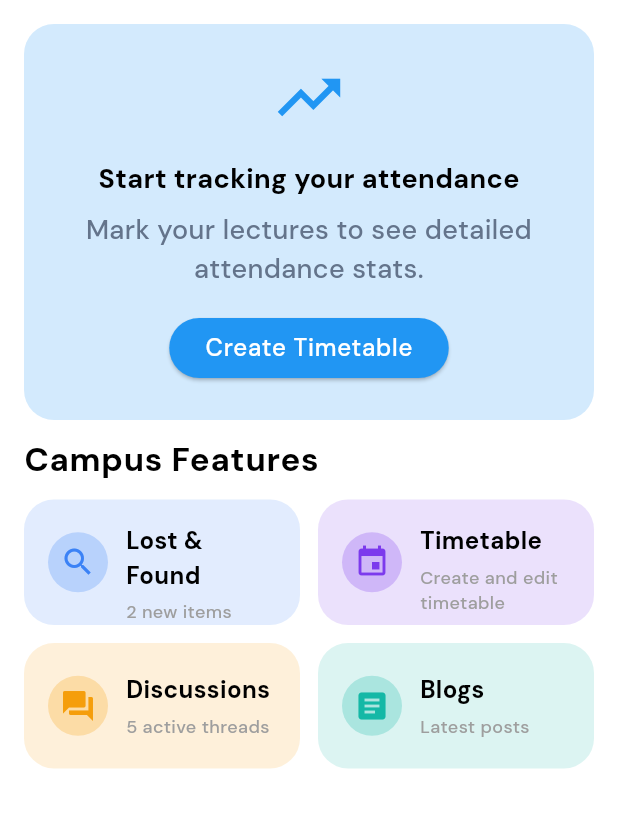
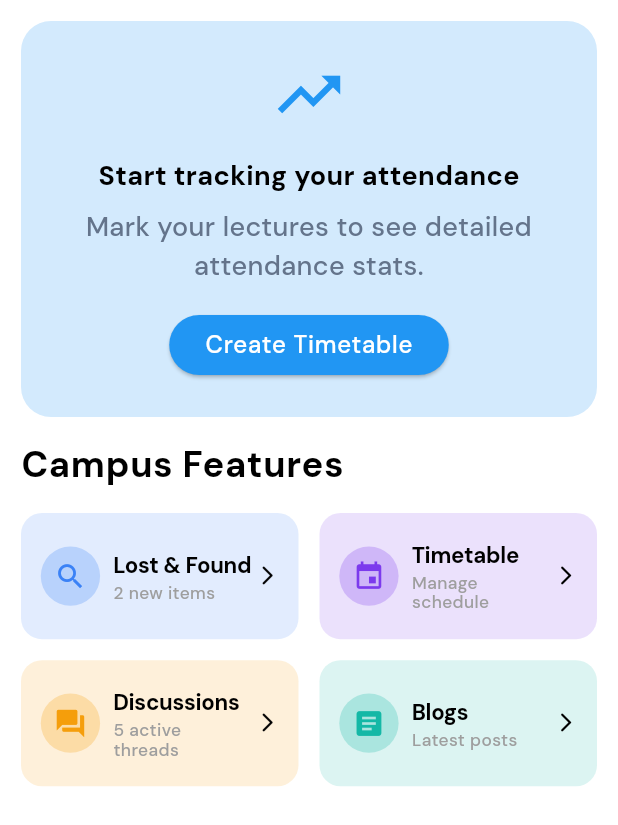
Before and after one commit to AmeyR1202/Campus_Connect, a Flutter app: the HomePage screen opened directly, on a phone screen of 412 x 824 dp. Shown: the top 825 px of the screen. Run offline on Flutter 3.47's test engine with Material 3 defaults, Android fonts, the light colour scheme and no system bars; our stand-ins replace bloc_concurrency, cloud_firestore, equatable, firebase_auth, firebase_core, flutter_bloc and 5 more; accounts and stored records are empty.

Commit message:
refactor ui: Added UI breakpoints and made app responsive

```diff
--- a/analysis_options.yaml
+++ b/analysis_options.yaml
@@ -8,6 +8,12 @@
 # The following line activates a set of recommended lints for Flutter apps,
 # packages, and plugins designed to encourage good coding practices.
 include: package:flutter_lints/flutter.yaml
+
+analyzer:
+  exclude:
+    - build/**
+    - .dart_tool/**
+    - ios/.symlinks/**
 
 linter:
   # The lint rules applied to this project can be customized in the
--- /dev/null
+++ b/lib/core/layout/app_spacing.dart
@@ -0,0 +1,40 @@
+import 'package:flutter/material.dart';
+import 'device_breakpoints.dart';
+
+class AppSpacing {
+  static const double sm = 8.0;
+  static const double md = 14.0;
+  static const double lg = 22.0;
+  static const double xl = 28.0;
+
+  static double padding(BuildContext context) {
+    switch (DeviceBreakpoints.getDeviceType(context)) {
+      case DeviceType.mobileSmall:
+      case DeviceType.mobile:
+        return 14.0;
+      case DeviceType.tablet:
+        return 22.0;
+      case DeviceType.desktop:
+        return 28.0;
+    }
+  }
+
+  static double radius(BuildContext context) {
+    switch (DeviceBreakpoints.getDeviceType(context)) {
+      case DeviceType.mobileSmall:
+      case DeviceType.mobile:
+        return 14.0;
+      case DeviceType.tablet:
+      case DeviceType.desktop:
+        return 18.0;
+    }
+  }
+
+  // Smooth scalar for fonts avoiding excessive sizes on tablet
+  static double scale(BuildContext context, double base) {
+    double width = MediaQuery.sizeOf(context).width;
+    double scaleFactor = width / 375.0;
+    scaleFactor = scaleFactor.clamp(0.85, 1.25);
+    return base * scaleFactor;
+  }
+}
--- /dev/null
+++ b/lib/core/layout/device_breakpoints.dart
@@ -0,0 +1,19 @@
+import 'package:flutter/material.dart';
+
+enum DeviceType {
+  mobileSmall,
+  mobile,
+  tablet,
+  desktop,
+}
+
+class DeviceBreakpoints {
+  static DeviceType getDeviceType(BuildContext context) {
+    double width = MediaQuery.sizeOf(context).width;
+
+    if (width < 360) return DeviceType.mobileSmall;
+    if (width < 600) return DeviceType.mobile;
+    if (width < 900) return DeviceType.tablet;
+    return DeviceType.desktop;
+  }
+}
--- /dev/null
+++ b/lib/core/layout/responsive_builder.dart
@@ -0,0 +1,30 @@
+import 'package:flutter/material.dart';
+import 'device_breakpoints.dart';
+
+class ResponsiveBuilder extends StatelessWidget {
+  final Widget mobile;
+  final Widget? tablet;
+  final Widget? desktop;
+
+  const ResponsiveBuilder({
+    super.key,
+    required this.mobile,
+    this.tablet,
+    this.desktop,
+  });
+
+  @override
+  Widget build(BuildContext context) {
+    final device = DeviceBreakpoints.getDeviceType(context);
+
+    if (device == DeviceType.desktop && desktop != null) {
+      return desktop!;
+    }
+
+    if ((device == DeviceType.tablet || device == DeviceType.desktop) && tablet != null) {
+      return tablet!;
+    }
+
+    return mobile;
+  }
+}
--- a/lib/features/attendance/presentation/pages/home_page.dart
+++ b/lib/features/attendance/presentation/pages/home_page.dart
@@ -1,3 +1,5 @@
+import 'package:campus_connect/core/layout/app_spacing.dart';
+import 'package:campus_connect/core/layout/responsive_builder.dart';
 import 'package:campus_connect/core/session/session_cubit.dart';
 import 'package:campus_connect/core/theme/feature_colors.dart';
 import 'package:campus_connect/core/theme/theme_helper.dart';
@@ -49,36 +51,40 @@ class _HomePageState extends State<HomePage> {
   @override
   Widget build(BuildContext context) {
     return Padding(
-      padding: const EdgeInsets.all(16.0),
+      padding: EdgeInsets.all(AppSpacing.padding(context)),
       child: Scaffold(
-        body: SingleChildScrollView(
+        body: ResponsiveBuilder(
+          mobile: _buildLayout(context, isTablet: false),
+          tablet: _buildLayout(context, isTablet: true),
+        ),
+      ),
+    );
+  }
+
+  Widget _buildLayout(BuildContext context, {required bool isTablet}) {
+    // For Tablet, we can afford larger crossAxisExtents or grids.
+    double gridAspectRatio = isTablet ? 1.6 : 2.2;
+    double maxFeatureExtent = isTablet ? 300 : 250;
+
+    return SingleChildScrollView(
       child: Column(
         crossAxisAlignment: CrossAxisAlignment.start,
         children: [
           BlocBuilder<AttendanceBloc, AttendanceState>(
             builder: (context, state) {
               final stats = state.subjectStats;
-                  // print(stats);
-
               if (stats.isEmpty) {
-                    return EmptyStateWidget();
+                return const EmptyStateWidget();
               }
 
               final totalClasses = stats.fold(0, (sum, s) => sum + s.total);
-                  final totalAttended = stats.fold(
-                    0,
-                    (sum, s) => sum + s.attended,
-                  );
+              final totalAttended = stats.fold(0, (sum, s) => sum + s.attended);
               final safeSubjects = stats
                   .where((s) => s.percentage >= 75)
                   .toList();
               final dangerSubjects = stats
                   .where((s) => s.percentage < 75)
                   .toList();
-
-                  final safeCount = safeSubjects.length;
-                  final dangerCount = dangerSubjects.length;
-
               final overallPercentage = totalClasses == 0
                   ? 0.0
                   : (totalAttended / totalClasses) * 100;
@@ -86,101 +92,69 @@ class _HomePageState extends State<HomePage> {
               return Column(
                 crossAxisAlignment: CrossAxisAlignment.start,
                 children: [
-                      Row(
+                  GridView(
+                    shrinkWrap: true,
+                    physics: const NeverScrollableScrollPhysics(),
+                    padding: EdgeInsets.zero,
+                    gridDelegate: SliverGridDelegateWithMaxCrossAxisExtent(
+                      maxCrossAxisExtent: maxFeatureExtent,
+                      mainAxisSpacing: AppSpacing.md,
+                      crossAxisSpacing: AppSpacing.md,
+                      childAspectRatio: gridAspectRatio,
+                    ),
                     children: [
-                          Expanded(
-                            child: AspectRatio(
-                              aspectRatio: 2.5,
-                              child: AttendanceStatsCard(
+                      AttendanceStatsCard(
                         title: 'Overall Attendance',
-                                value:
-                                    '${overallPercentage.toStringAsFixed(1)}%',
+                        value: '${overallPercentage.toStringAsFixed(1)}%',
                         icon: Icons.check_circle,
                         color: AppThemeHelper.colors.success,
                         onPressed: () {},
                       ),
-                            ),
-                          ),
-                          const SizedBox(width: 12),
-                          Expanded(
-                            child: AspectRatio(
-                              aspectRatio: 2.5,
-                              child: AttendanceStatsCard(
+                      AttendanceStatsCard(
                         title: "Safe to Bunk",
-                                value: safeCount > 1
-                                    ? "$safeCount Subjects"
-                                    : "$safeCount Subject",
+                        value: safeSubjects.length > 1
+                            ? "${safeSubjects.length} Subjects"
+                            : "${safeSubjects.length} Subject",
                         icon: Icons.check_circle,
                         color: AppThemeHelper.colors.success,
-                                onPressed: () {
-                                  context.push(
-                                    '/subject-details',
-                                    extra: "safe",
-                                  );
-                                },
+                        onPressed: () =>
+                            context.push('/subject-details', extra: "safe"),
                       ),
-                            ),
-                          ),
-                        ],
-                      ),
-                      const SizedBox(height: 10),
-                      Row(
-                        children: [
-                          Expanded(
-                            child: AspectRatio(
-                              aspectRatio: 2.5,
-                              child: AttendanceStatsCard(
+                      AttendanceStatsCard(
                         title: "In Danger",
-                                value: dangerCount > 1
-                                    ? "$dangerCount Subjects"
-                                    : "$dangerCount Subject",
+                        value: dangerSubjects.length > 1
+                            ? "${dangerSubjects.length} Subjects"
+                            : "${dangerSubjects.length} Subject",
                         icon: Icons.warning,
                         color: AppThemeHelper.colors.error,
-                                onPressed: () {
-                                  context.push(
-                                    '/subject-details',
-                                    extra: "danger",
-                                  );
-                                },
+                        onPressed: () =>
+                            context.push('/subject-details', extra: "danger"),
                       ),
-                            ),
-                          ),
-                          const SizedBox(width: 10),
-                          Expanded(
-                            child: AspectRatio(
-                              aspectRatio: 2.5,
-                              child: BlocBuilder<TimetableBloc, TimetableState>(
+                      BlocBuilder<TimetableBloc, TimetableState>(
                         builder: (context, timetableState) {
-                                  final count =
-                                      timetableState.lectures?.length ?? 0;
-                                  final isLoading = timetableState.isLoading;
-
+                          final count = timetableState.lectures?.length ?? 0;
                           return AttendanceStatsCard(
                             title: "Today's Lectures",
-                                    value: isLoading
+                            value: timetableState.isLoading
                                 ? '...'
                                 : '$count Lectures',
                             icon: Icons.calendar_today,
                             color: AppThemeHelper.colors.info,
-                                    onPressed: () {
-                                      context.push('/timetable');
-                                    },
+                            onPressed: () => context.push('/timetable'),
                           );
                         },
                       ),
-                            ),
-                          ),
                     ],
                   ),
-                      SizedBox(height: 10),
+                  SizedBox(height: AppSpacing.md),
                   Text(
                     'Bunk Planning',
                     style: Theme.of(context).textTheme.bodyLarge!.copyWith(
                       fontWeight: FontWeight.w700,
-                          fontSize: 22,
+                      fontSize: AppSpacing.scale(context, 22),
                     ),
                   ),
-                      const SizedBox(height: 10),
+                  SizedBox(height: AppSpacing.md),
                   BunkPlannerCard(
                     safeSubjects: safeSubjects,
                     dangerSubjects: dangerSubjects,
@@ -189,87 +163,58 @@ class _HomePageState extends State<HomePage> {
               );
             },
           ),
-              const SizedBox(height: 10),
+          SizedBox(height: AppSpacing.md),
           Text(
             'Campus Features',
             style: Theme.of(context).textTheme.bodyLarge!.copyWith(
               fontWeight: FontWeight.w700,
-                  fontSize: 22,
+              fontSize: AppSpacing.scale(context, 22),
             ),
           ),
-              SizedBox(height: 10),
-
-              Column(
+          SizedBox(height: AppSpacing.md),
+          GridView(
+            shrinkWrap: true,
+            physics: const NeverScrollableScrollPhysics(),
+            padding: EdgeInsets.zero,
+            gridDelegate: SliverGridDelegateWithMaxCrossAxisExtent(
+              maxCrossAxisExtent: maxFeatureExtent,
+              mainAxisSpacing: AppSpacing.md,
+              crossAxisSpacing: AppSpacing.md,
+              childAspectRatio: gridAspectRatio,
+            ),
             children: [
-                  Row(
-                    children: [
-                      Expanded(
-                        child: AspectRatio(
-                          aspectRatio: 2.2,
-                          child: FeatureCard(
+              FeatureCard(
                 title: "Lost & Found",
                 subtitle: "2 new items",
                 icon: Icons.search,
                 color: Feature.lostFound,
                 onTap: () => context.go('/lost&found'),
               ),
-                        ),
-                      ),
-                      const SizedBox(width: 12),
-                      Expanded(
-                        child: AspectRatio(
-                          aspectRatio: 2.2,
-                          child: FeatureCard(
+              FeatureCard(
                 title: "Timetable",
-                            subtitle: 'Create and edit timetable',
+                subtitle: 'Manage schedule',
                 icon: Icons.event,
                 color: Feature.timetable,
-                            onTap: () {
-                              context.push('/manage-timetable');
-                            },
+                onTap: () => context.push('/manage-timetable'),
               ),
-                        ),
-                      ),
-                    ],
-                  ),
-                  const SizedBox(height: 12),
-                  Row(
-                    children: [
-                      Expanded(
-                        child: AspectRatio(
-                          aspectRatio: 2.2,
-                          child: FeatureCard(
+              FeatureCard(
                 title: "Discussions",
                 subtitle: "5 active threads",
                 icon: Icons.forum,
                 color: Feature.discussions,
-                            onTap: () {
-                              context.go('/discussions');
-                            },
+                onTap: () => context.go('/discussions'),
               ),
-                        ),
-                      ),
-                      const SizedBox(width: 12),
-                      Expanded(
-                        child: AspectRatio(
-                          aspectRatio: 2.2,
-                          child: FeatureCard(
+              FeatureCard(
                 title: "Blogs",
                 subtitle: "Latest posts",
                 icon: Icons.article,
                 color: Feature.blogs,
                 onTap: () => context.go('/blogs'),
               ),
-                        ),
-                      ),
             ],
           ),
         ],
       ),
-            ],
-          ),
-        ),
-      ),
     );
   }
 }
--- a/lib/features/attendance/presentation/widgets/attendance_stats_card.dart
+++ b/lib/features/attendance/presentation/widgets/attendance_stats_card.dart
@@ -1,3 +1,4 @@
+import 'package:campus_connect/core/layout/app_spacing.dart';
 import 'package:campus_connect/core/theme/theme_helper.dart';
 import 'package:flutter/material.dart';
 
@@ -19,23 +20,30 @@ class AttendanceStatsCard extends StatelessWidget {
 
   @override
   Widget build(BuildContext context) {
-    double iconSize = MediaQuery.of(context).size.width < 360 ? 18 : 22;
     return InkWell(
       onTap: onPressed,
+      borderRadius: BorderRadius.circular(AppSpacing.radius(context)),
       child: Container(
-        padding: const EdgeInsets.all(16),
-
+        padding: EdgeInsets.symmetric(
+          horizontal: AppSpacing.scale(context, 12),
+          vertical: AppSpacing.scale(context, 8),
+        ),
         decoration: BoxDecoration(
           color: color.withValues(alpha: 0.1),
-          borderRadius: BorderRadius.circular(20),
+          borderRadius: BorderRadius.circular(AppSpacing.radius(context)),
         ),
         child: Row(
           children: [
             CircleAvatar(
               backgroundColor: color.withValues(alpha: 0.1),
-              child: Icon(icon, color: color, size: iconSize),
+              radius: AppSpacing.scale(context, 18),
+              child: Icon(
+                icon,
+                color: color,
+                size: AppSpacing.scale(context, 20),
+              ),
             ),
-            const SizedBox(width: 12),
+            SizedBox(width: AppSpacing.scale(context, 8)),
             Expanded(
               child: Column(
                 crossAxisAlignment: CrossAxisAlignment.start,
@@ -43,17 +51,19 @@ class AttendanceStatsCard extends StatelessWidget {
                 children: [
                   Text(
                     title,
+                    maxLines: 1,
                     style: TextStyle(
-                      fontSize: 12,
+                      fontSize: AppSpacing.scale(context, 11),
                       color: AppThemeHelper.colors.muted,
                       overflow: TextOverflow.ellipsis,
                     ),
                   ),
-                  const SizedBox(height: 4),
+                  SizedBox(height: AppSpacing.scale(context, 2)),
                   Text(
                     value,
-                    style: const TextStyle(
-                      fontSize: 18,
+                    maxLines: 1,
+                    style: TextStyle(
+                      fontSize: AppSpacing.scale(context, 16),
                       fontWeight: FontWeight.bold,
                       overflow: TextOverflow.ellipsis,
                     ),
--- a/lib/features/attendance/presentation/widgets/feature_cards.dart
+++ b/lib/features/attendance/presentation/widgets/feature_cards.dart
@@ -1,4 +1,5 @@
 import 'package:campus_connect/core/theme/theme_helper.dart';
+import 'package:campus_connect/core/layout/app_spacing.dart';
 import 'package:flutter/material.dart';
 
 class FeatureCard extends StatelessWidget {
@@ -21,21 +22,28 @@ class FeatureCard extends StatelessWidget {
   Widget build(BuildContext context) {
     return InkWell(
       onTap: onTap,
-      borderRadius: BorderRadius.circular(20),
+      borderRadius: BorderRadius.circular(AppSpacing.radius(context)),
       child: Container(
-        padding: const EdgeInsets.all(16),
+        padding: EdgeInsets.symmetric(
+          horizontal: AppSpacing.scale(context, 12),
+          vertical: AppSpacing.scale(context, 8),
+        ),
         decoration: BoxDecoration(
           color: color.withValues(alpha: 0.15),
-          borderRadius: BorderRadius.circular(20),
+          borderRadius: BorderRadius.circular(AppSpacing.radius(context)),
         ),
         child: Row(
           children: [
             CircleAvatar(
+              radius: AppSpacing.scale(context, 18),
               backgroundColor: color.withValues(alpha: 0.25),
-              child: Icon(icon, color: color),
+              child: Icon(
+                icon,
+                color: color,
+                size: AppSpacing.scale(context, 20),
+              ),
             ),
-            const SizedBox(width: 12),
-
+            SizedBox(width: AppSpacing.scale(context, 8)),
             Expanded(
               child: Column(
                 crossAxisAlignment: CrossAxisAlignment.start,
@@ -43,21 +51,34 @@ class FeatureCard extends StatelessWidget {
                 children: [
                   Text(
                     title,
-                    style: const TextStyle(
-                      fontSize: 16,
-                      fontWeight: FontWeight.w600,
+                    maxLines: 1,
+                    softWrap: false,
+                    overflow: TextOverflow.visible,
+                    style: TextStyle(
+                      fontSize: AppSpacing.scale(context, 13.5),
+                      fontWeight: FontWeight.w700,
+                      letterSpacing: -0.2, // Tighter to ensure it fits easily
                     ),
                   ),
-                  const SizedBox(height: 4),
+                  SizedBox(height: AppSpacing.scale(context, 2)),
                   Text(
                     subtitle,
+                    maxLines: 2,
+                    overflow: TextOverflow.ellipsis,
                     style: TextStyle(
-                      fontSize: 12,
+                      fontSize: AppSpacing.scale(context, 10.5),
                       color: AppThemeHelper.colors.muted,
+                      height: 1.1,
                     ),
                   ),
                 ],
               ),
+            ),
+            SizedBox(width: AppSpacing.scale(context, 4)),
+            Icon(
+              Icons.arrow_forward_ios_rounded,
+              size: AppSpacing.scale(context, 14),
+              color: AppThemeHelper.colors.textTertiary,
             ),
           ],
         ),
--- a/lib/features/timetable/presentation/pages/manage_timetable_page.dart
+++ b/lib/features/timetable/presentation/pages/manage_timetable_page.dart
@@ -1,5 +1,6 @@
 import 'package:campus_connect/core/theme/app_theme.dart';
 import 'package:campus_connect/core/theme/theme_helper.dart';
+import 'package:campus_connect/core/layout/app_spacing.dart';
 import 'package:campus_connect/core/widgets/loader.dart';
 import 'package:campus_connect/features/timetable/presentation/bloc/timetable_bloc.dart';
 import 'package:campus_connect/features/timetable/presentation/bloc/timetable_event.dart';
@@ -88,24 +89,24 @@ class _ManageTimetablePageState extends State<ManageTimetablePage>
                     children: [
                       Icon(
                         Icons.event_busy_rounded,
-                        size: 64,
+                        size: AppSpacing.scale(context, 64),
                         color: AppThemeHelper.colors.textSecondary.withValues(
                           alpha: 0.4,
                         ),
                       ),
-                      SizedBox(height: 16),
+                      SizedBox(height: AppSpacing.md),
                       Text(
                         "No lectures found for $day",
                         style: TextStyle(
-                          fontSize: 16,
+                          fontSize: AppSpacing.scale(context, 16),
                           color: AppThemeHelper.colors.textSecondary,
                         ),
                       ),
-                      const SizedBox(height: 8),
+                      SizedBox(height: AppSpacing.sm),
                       Text(
                         'Tap + to add one',
                         style: TextStyle(
-                          fontSize: 14,
+                          fontSize: AppSpacing.scale(context, 14),
                           color: AppThemeHelper.colors.textSecondary.withValues(
                             alpha: 0.6,
                           ),
@@ -116,7 +117,7 @@ class _ManageTimetablePageState extends State<ManageTimetablePage>
                 );
               }
               return ListView.builder(
-                padding: const EdgeInsets.all(16),
+                padding: EdgeInsets.all(AppSpacing.padding(context)),
                 itemCount: filteredLectures.length,
                 itemBuilder: (context, index) {
                   final lecture = filteredLectures[index];
--- a/lib/features/timetable/presentation/widgets/lecture_card_widget.dart
+++ b/lib/features/timetable/presentation/widgets/lecture_card_widget.dart
@@ -1,4 +1,5 @@
 import 'package:campus_connect/core/theme/theme_helper.dart';
+import 'package:campus_connect/core/layout/app_spacing.dart';
 import 'package:campus_connect/features/attendance/domain/entities/attendance_entity.dart';
 import 'package:campus_connect/features/attendance/presentation/widgets/action_button.dart';
 import 'package:campus_connect/features/attendance/presentation/widgets/status_chip.dart';
@@ -20,11 +21,11 @@ class LectureCardWidget extends StatelessWidget {
   @override
   Widget build(BuildContext context) {
     return Container(
-      margin: const EdgeInsets.only(bottom: 16),
-      padding: const EdgeInsets.all(16),
+      margin: EdgeInsets.only(bottom: AppSpacing.md),
+      padding: EdgeInsets.all(AppSpacing.padding(context)),
       decoration: BoxDecoration(
         color: AppThemeHelper.colors.surface,
-        borderRadius: BorderRadius.circular(16),
+        borderRadius: BorderRadius.circular(AppSpacing.radius(context)),
         boxShadow: [
           BoxShadow(
             blurRadius: 8,
@@ -38,18 +39,24 @@ class LectureCardWidget extends StatelessWidget {
           /// Subject
           Text(
             lecture.subjectName,
-            style: const TextStyle(fontSize: 18, fontWeight: FontWeight.w600),
+            style: TextStyle(
+              fontSize: AppSpacing.scale(context, 18),
+              fontWeight: FontWeight.w600
+            ),
           ),
 
-          const SizedBox(height: 8),
+          SizedBox(height: AppSpacing.sm),
 
           /// Time
           Text(
             "${lecture.startTime} - ${lecture.endTime}",
-            style: TextStyle(color: AppThemeHelper.colors.info),
+            style: TextStyle(
+              color: AppThemeHelper.colors.info,
+              fontSize: AppSpacing.scale(context, 14),
+            ),
           ),
 
-          const SizedBox(height: 16),
+          SizedBox(height: AppSpacing.md),
 
           /// Actions
           if (attendance == null)
@@ -63,7 +70,7 @@ class LectureCardWidget extends StatelessWidget {
                     onTap: () => onMark(lecture, AttendanceStatus.present),
                   ),
                 ),
-                const SizedBox(width: 12),
+                SizedBox(width: AppSpacing.scale(context, 12)),
                 Expanded(
                   child: ActionButton(
                     text: "Mark Absent",
@@ -90,7 +97,7 @@ class LectureCardWidget extends StatelessWidget {
                         : AppThemeHelper.colors.error,
                   ),
                 ),
-                const SizedBox(width: 12),
+                SizedBox(width: AppSpacing.scale(context, 12)),
                 Expanded(
                   child: ActionButton(
                     text: attendance!.status == AttendanceStatus.present
```
Lines whose indentation alone changed are shown as unchanged.
